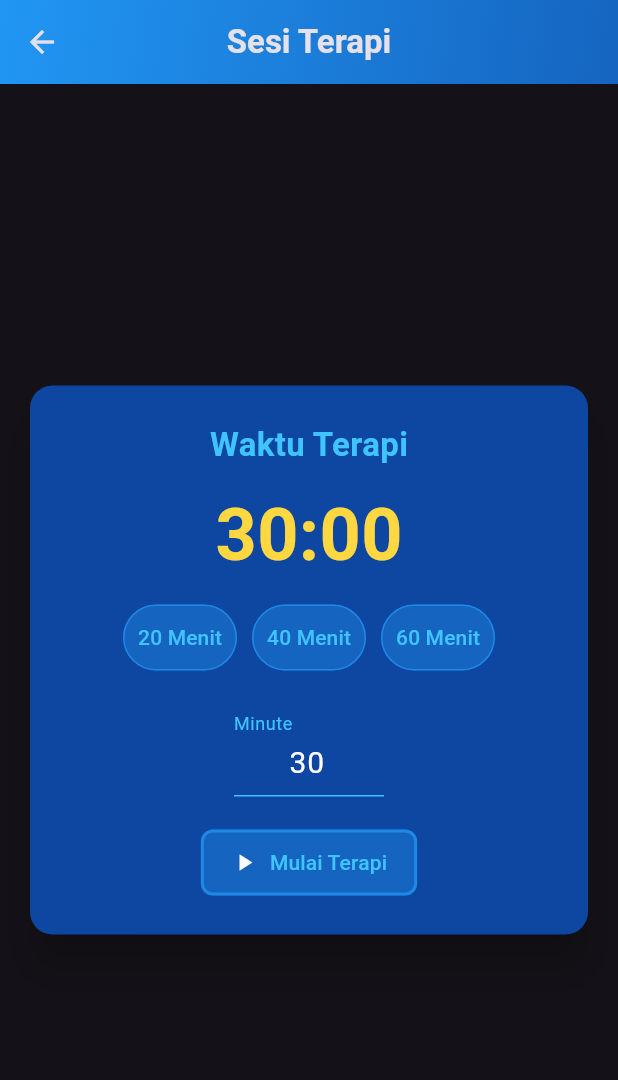
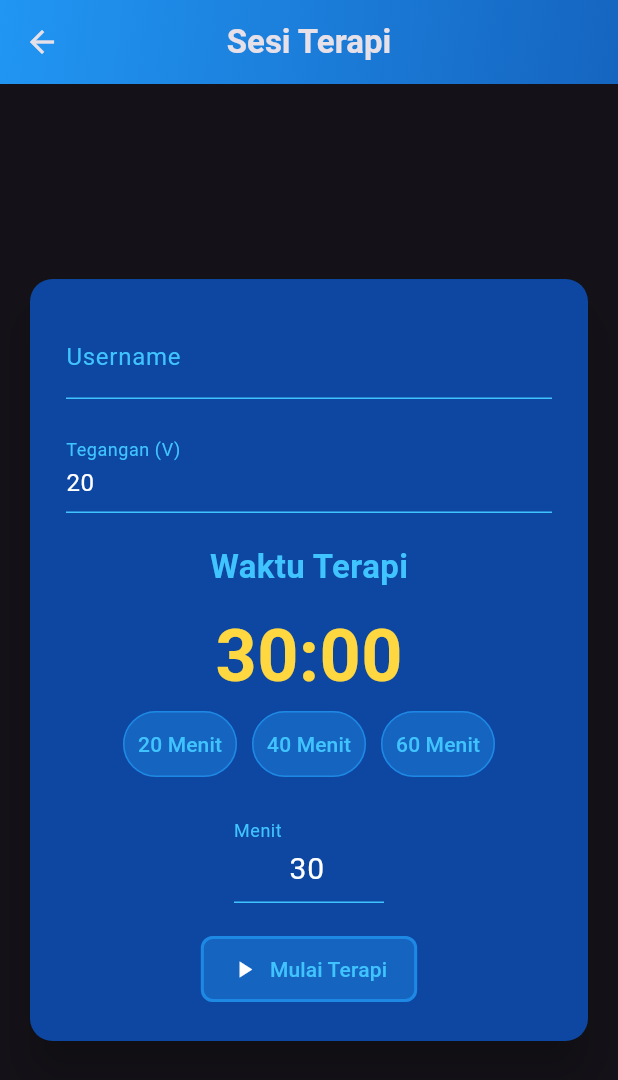
Before and after one commit to DevinoNuke/TERAPI, a Flutter app: the StartTherapyScreen screen opened directly, on a phone screen of 412 x 824 dp. Shown: the top 1080 px of the screen. Run offline on Flutter 3.47's test engine with Material 3 defaults, Android fonts, the phone set to English and light mode, and no system bars; our stand-ins replace dio; missing offline and left inert: mqtt_client.

Commit message:
Add Name

```diff
--- a/lib/pages/start_therapy_screen.dart
+++ b/lib/pages/start_therapy_screen.dart
@@ -2,6 +2,7 @@ import 'package:flutter/material.dart';
 import 'dart:async';
 import 'package:mqtt_client/mqtt_client.dart';
 import 'package:mqtt_client/mqtt_server_client.dart';
+import 'dart:convert';
 
 class StartTherapyScreen extends StatefulWidget {
   const StartTherapyScreen({super.key});
@@ -15,6 +16,8 @@ class StartTherapyScreenState extends State<StartTherapyScreen> {
   int timeRemaining = 1800; // Default 30 menit dalam detik
   Timer? timer;
   TextEditingController minuteController = TextEditingController(text: '30');
+  TextEditingController usernameController = TextEditingController();
+  TextEditingController teganganController = TextEditingController(text: '20');
   late MqttServerClient client;
   bool mqttConnected = false;
   final String topicName = 'therapy/status'; // topic untuk publish/subscribe
@@ -203,7 +206,13 @@ class StartTherapyScreenState extends State<StartTherapyScreen> {
   void publishMessage(String message) {
     if (client.connectionStatus?.state == MqttConnectionState.connected) {
       final builder = MqttClientPayloadBuilder();
-      builder.addString(message);
+      final payload = {
+        "username": usernameController.text,
+        "tegangan": "${teganganController.text} V",
+        "waktu": "${minuteController.text} Menit",
+        "data": "20.2"
+      };
+      builder.addString(json.encode(payload));
       client.publishMessage(topicName, MqttQos.atLeastOnce, builder.payload!);
     }
   }
@@ -213,6 +222,8 @@ class StartTherapyScreenState extends State<StartTherapyScreen> {
     client.disconnect();
     timer?.cancel();
     minuteController.dispose();
+    usernameController.dispose();
+    teganganController.dispose();
     super.dispose();
   }
 
@@ -252,6 +263,39 @@ class StartTherapyScreenState extends State<StartTherapyScreen> {
                     padding: const EdgeInsets.all(24.0),
                     child: Column(
                       children: [
+                        TextField(
+                          controller: usernameController,
+                          style: const TextStyle(color: Colors.white),
+                          decoration: const InputDecoration(
+                            labelText: 'Username',
+                            labelStyle: TextStyle(color: Colors.lightBlueAccent),
+                            enabledBorder: UnderlineInputBorder(
+                              borderSide: BorderSide(color: Colors.lightBlueAccent),
+                            ),
+                            focusedBorder: UnderlineInputBorder(
+                              borderSide: BorderSide(color: Colors.lightBlueAccent),
+                            ),
+                          ),
+                        ),
+                        const SizedBox(height: 20),
+
+                        TextField(
+                          controller: teganganController,
+                          keyboardType: TextInputType.number,
+                          style: const TextStyle(color: Colors.white),
+                          decoration: const InputDecoration(
+                            labelText: 'Tegangan (V)',
+                            labelStyle: TextStyle(color: Colors.lightBlueAccent),
+                            enabledBorder: UnderlineInputBorder(
+                              borderSide: BorderSide(color: Colors.lightBlueAccent),
+                            ),
+                            focusedBorder: UnderlineInputBorder(
+                              borderSide: BorderSide(color: Colors.lightBlueAccent),
+                            ),
+                          ),
+                        ),
+                        const SizedBox(height: 20),
+
                         const Text(
                           'Waktu Terapi',
                           style: TextStyle(
@@ -269,7 +313,7 @@ class StartTherapyScreenState extends State<StartTherapyScreen> {
                             fontWeight: FontWeight.bold,
                           ),
                         ),
-                        const SizedBox(height: 10),
+
                         if (!isTherapyStarted) ...[
                           Row(
                             mainAxisAlignment: MainAxisAlignment.center,
@@ -293,7 +337,7 @@ class StartTherapyScreenState extends State<StartTherapyScreen> {
                                 fontSize: 20,
                               ),
                               decoration: const InputDecoration(
-                                labelText: 'Minute',
+                                labelText: 'Menit',
                                 labelStyle: TextStyle(color: Colors.lightBlueAccent),
                                 enabledBorder: UnderlineInputBorder(
                                   borderSide: BorderSide(color: Colors.lightBlueAccent),
@@ -304,8 +348,9 @@ class StartTherapyScreenState extends State<StartTherapyScreen> {
                               ),
                             ),
                           ),
-                          const SizedBox(height: 20),
                         ],
+                        const SizedBox(height: 20),
+
                         OutlinedButton.icon(
                           icon: Icon(
                             isTherapyStarted ? Icons.stop : Icons.play_arrow,
@@ -331,6 +376,15 @@ class StartTherapyScreenState extends State<StartTherapyScreen> {
                                 width: 2),
                           ),
                           onPressed: () {
+                            if (usernameController.text.isEmpty) {
+                              ScaffoldMessenger.of(context).showSnackBar(
+                                const SnackBar(
+                                  content: Text('Mohon isi username terlebih dahulu'),
+                                  backgroundColor: Colors.red,
+                                ),
+                              );
+                              return;
+                            }
                             if (isTherapyStarted) {
                               stopTherapy();
                             } else {
```
